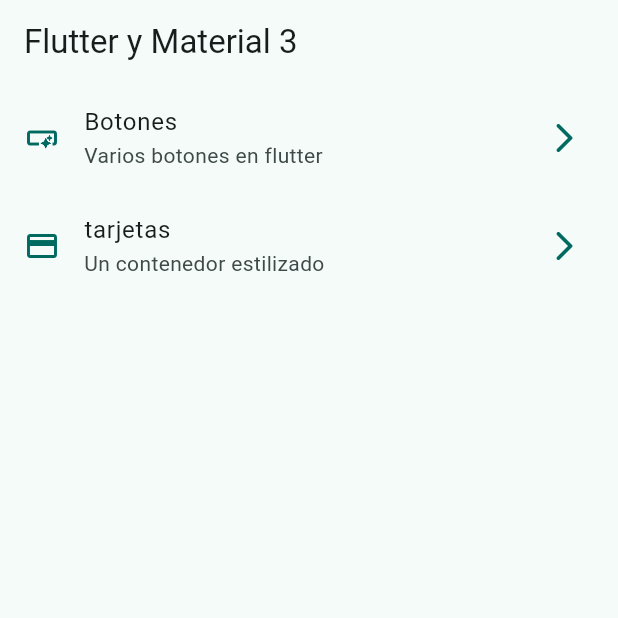
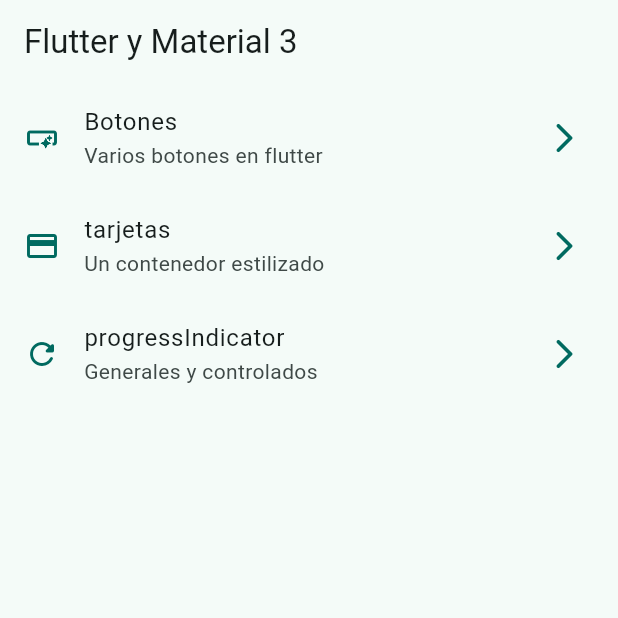
Before and after one commit to richardalv/widget_app, a Flutter app: the screen it shows after launch, on a phone screen of 412 x 824 dp, the top half of it. Run offline on Flutter 3.47's test engine with Material 3 defaults, Android fonts, the light colour scheme and no system bars; our stand-ins replace go_router.

Commit message:
add progress indicator route, screen and menu option

```diff
--- a/lib/config/menu/menu_items.dart
+++ b/lib/config/menu/menu_items.dart
@@ -23,5 +23,10 @@
       title: 'tarjetas',
       subtitle: 'Un contenedor estilizado',
       link: "/cards",
-      icon: Icons.credit_card)
+      icon: Icons.credit_card),
+  MenuItem(
+      title: 'progressIndicator',
+      subtitle: 'Generales y controlados',
+      link: "/progress",
+      icon: Icons.refresh_rounded)
 ];
--- a/lib/config/router/app_router.dart
+++ b/lib/config/router/app_router.dart
@@ -20,5 +20,10 @@
       name: CardsScreen.name,
       builder: (context, state) => const CardsScreen(),
     ),
+    GoRoute(
+      path: '/progress',
+      name: ProgressScreen.name,
+      builder: (context, state) => const ProgressScreen(),
+    ),
   ],
 );
```
Also changed, not shown: lib/presentation/screens/progress/progress_screen.dart (+61 -1 lines).
